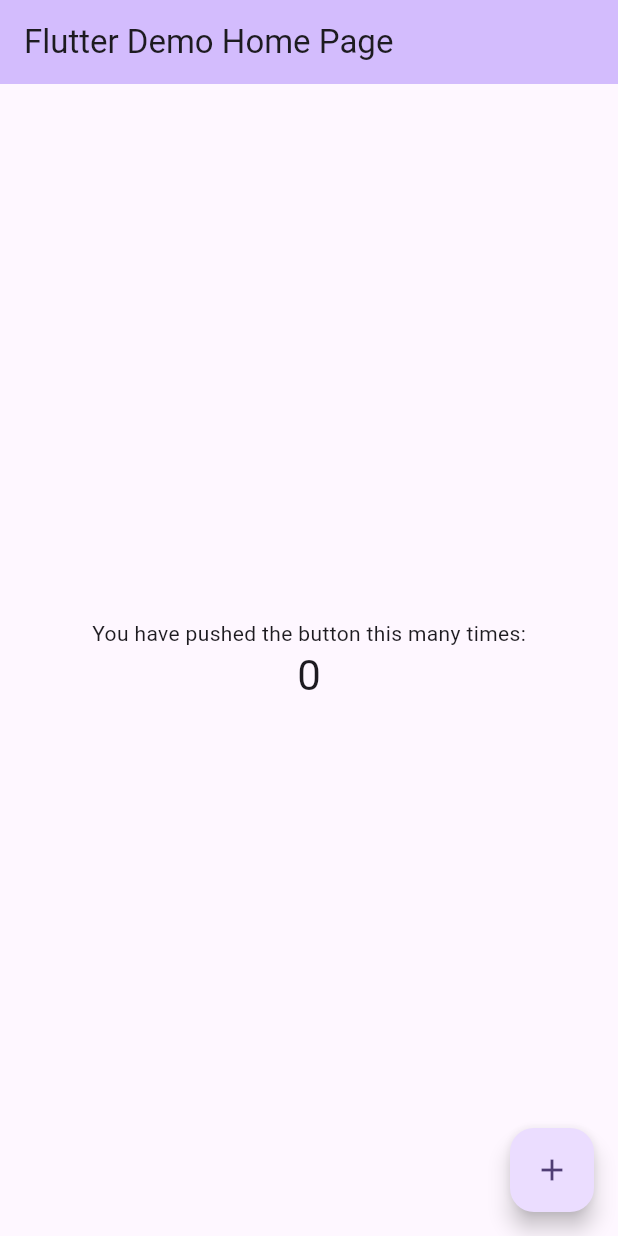
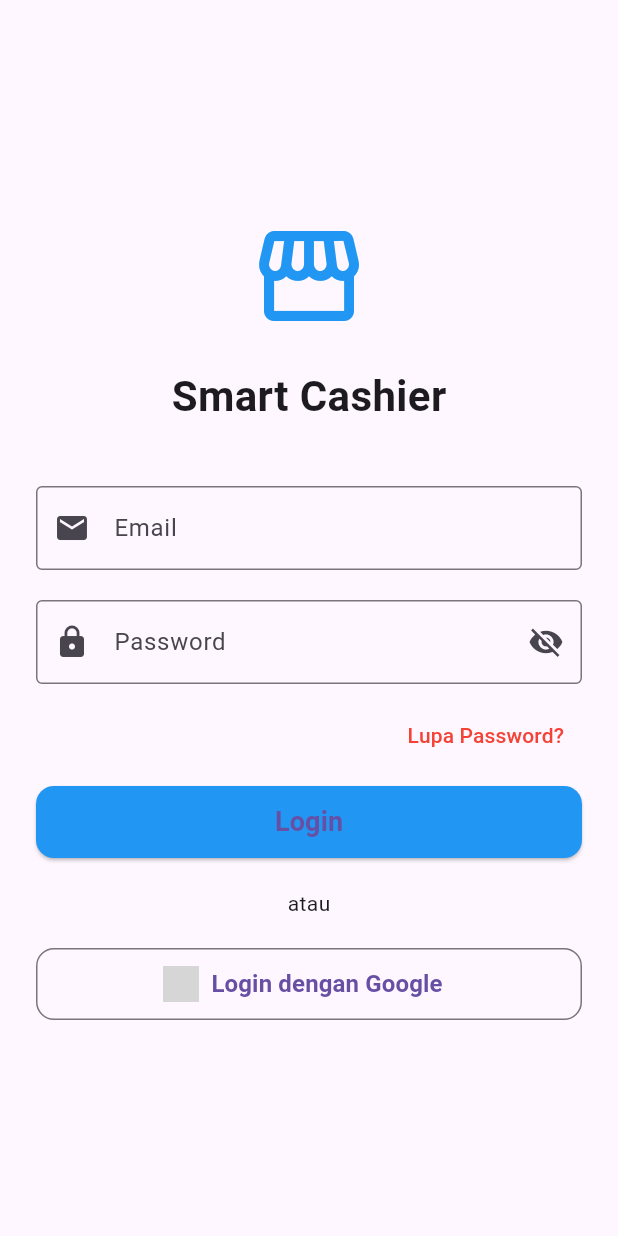
Before and after one commit to muzammilbinmarsuhen/Smart-Cashier, a Flutter app: the screen it shows after launch, on a phone screen of 412 x 824 dp. Run offline on Flutter 3.47's test engine with Material 3 defaults, Android fonts, the phone set to English and light mode, and no system bars; grey boxes are pictures that could not be loaded.

Commit message:
Pembuatan Screens Login

```diff
--- a/lib/main.dart
+++ b/lib/main.dart
@@ -1,122 +1,33 @@
 import 'package:flutter/material.dart';
+import 'screens/login_screen.dart';
+// import 'screens/register_screen.dart';
+// import 'screens/home_screen.dart';
 
 void main() {
-  runApp(const MyApp());
+  runApp(const SmartCashierApp());
 }
 
-class MyApp extends StatelessWidget {
-  const MyApp({super.key});
+class SmartCashierApp extends StatelessWidget {
+  const SmartCashierApp({super.key});
 
-  // This widget is the root of your application.
   @override
   Widget build(BuildContext context) {
     return MaterialApp(
-      title: 'Flutter Demo',
+      title: 'Smart Cashier',
+      debugShowCheckedModeBanner: false,
+
       theme: ThemeData(
-        // This is the theme of your application.
-        //
-        // TRY THIS: Try running your application with "flutter run". You'll see
-        // the application has a purple toolbar. Then, without quitting the app,
-        // try changing the seedColor in the colorScheme below to Colors.green
-        // and then invoke "hot reload" (save your changes or press the "hot
-        // reload" button in a Flutter-supported IDE, or press "r" if you used
-        // the command line to start the app).
-        //
-        // Notice that the counter didn't reset back to zero; the application
-        // state is not lost during the reload. To reset the state, use hot
-        // restart instead.
-        //
-        // This works for code too, not just values: Most code changes can be
-        // tested with just a hot reload.
-        colorScheme: ColorScheme.fromSeed(seedColor: Colors.deepPurple),
+        primarySwatch: Colors.blue,
+        useMaterial3: true,
       ),
-      home: const MyHomePage(title: 'Flutter Demo Home Page'),
+
+      // Routing aplikasi
+      initialRoute: '/',
+      routes: {
+        '/': (context) => const LoginScreen(),
+        // '/register': (context) => const RegisterScreen(),
+        // '/home': (context) => const HomeScreen(),
+      },
     );
   }
 }
-
-class MyHomePage extends StatefulWidget {
-  const MyHomePage({super.key, required this.title});
-
-  // This widget is the home page of your application. It is stateful, meaning
-  // that it has a State object (defined below) that contains fields that affect
-  // how it looks.
-
-  // This class is the configuration for the state. It holds the values (in this
-  // case the title) provided by the parent (in this case the App widget) and
-  // used by the build method of the State. Fields in a Widget subclass are
-  // always marked "final".
-
-  final String title;
-
-  @override
-  State<MyHomePage> createState() => _MyHomePageState();
-}
-
-class _MyHomePageState extends State<MyHomePage> {
-  int _counter = 0;
-
-  void _incrementCounter() {
-    setState(() {
-      // This call to setState tells the Flutter framework that something has
-      // changed in this State, which causes it to rerun the build method below
-      // so that the display can reflect the updated values. If we changed
-      // _counter without calling setState(), then the build method would not be
-      // called again, and so nothing would appear to happen.
-      _counter++;
-    });
-  }
-
-  @override
-  Widget build(BuildContext context) {
-    // This method is rerun every time setState is called, for instance as done
-    // by the _incrementCounter method above.
-    //
-    // The Flutter framework has been optimized to make rerunning build methods
-    // fast, so that you can just rebuild anything that needs updating rather
-    // than having to individually change instances of widgets.
-    return Scaffold(
-      appBar: AppBar(
-        // TRY THIS: Try changing the color here to a specific color (to
-        // Colors.amber, perhaps?) and trigger a hot reload to see the AppBar
-        // change color while the other colors stay the same.
-        backgroundColor: Theme.of(context).colorScheme.inversePrimary,
-        // Here we take the value from the MyHomePage object that was created by
-        // the App.build method, and use it to set our appbar title.
-        title: Text(widget.title),
-      ),
-      body: Center(
-        // Center is a layout widget. It takes a single child and positions it
-        // in the middle of the parent.
-        child: Column(
-          // Column is also a layout widget. It takes a list of children and
-          // arranges them vertically. By default, it sizes itself to fit its
-          // children horizontally, and tries to be as tall as its parent.
-          //
-          // Column has various properties to control how it sizes itself and
-          // how it positions its children. Here we use mainAxisAlignment to
-          // center the children vertically; the main axis here is the vertical
-          // axis because Columns are vertical (the cross axis would be
-          // horizontal).
-          //
-          // TRY THIS: Invoke "debug painting" (choose the "Toggle Debug Paint"
-          // action in the IDE, or press "p" in the console), to see the
-          // wireframe for each widget.
-          mainAxisAlignment: MainAxisAlignment.center,
-          children: <Widget>[
-            const Text('You have pushed the button this many times:'),
-            Text(
-              '$_counter',
-              style: Theme.of(context).textTheme.headlineMedium,
-            ),
-          ],
-        ),
-      ),
-      floatingActionButton: FloatingActionButton(
-        onPressed: _incrementCounter,
-        tooltip: 'Increment',
-        child: const Icon(Icons.add),
-      ), // This trailing comma makes auto-formatting nicer for build methods.
-    );
-  }
-}
--- /dev/null
+++ b/lib/screens/login_screen.dart
@@ -0,0 +1,170 @@
+import 'package:flutter/material.dart';
+
+class LoginScreen extends StatefulWidget {
+  const LoginScreen({super.key});
+
+  @override
+  State<LoginScreen> createState() => _LoginScreenState();
+}
+
+class _LoginScreenState extends State<LoginScreen> {
+  final email = TextEditingController();
+  final password = TextEditingController();
+  final formKey = GlobalKey<FormState>();
+
+  bool isLoading = false;
+  bool showPassword = false;
+
+  void login() async {
+    if (!formKey.currentState!.validate()) return;
+
+    setState(() => isLoading = true);
+
+    // TODO: Hubungkan ke API Laravel
+    await Future.delayed(const Duration(seconds: 2));
+
+    setState(() => isLoading = false);
+
+    if (mounted) {
+      Navigator.pushReplacementNamed(context, '/home');
+    }
+  }
+
+  void loginWithGoogle() async {
+    // TODO: Integrasi dengan Firebase atau Google Sign In
+    ScaffoldMessenger.of(context).showSnackBar(
+      const SnackBar(content: Text("Login dengan Google belum diaktifkan.")),
+    );
+  }
+
+  @override
+  Widget build(BuildContext context) {
+    return Scaffold(
+      body: Center(
+        child: SingleChildScrollView(
+          padding: const EdgeInsets.all(24),
+          child: Form(
+            key: formKey,
+            child: Column(
+              mainAxisAlignment: MainAxisAlignment.center,
+              children: [
+                /// LOGO
+                const Icon(Icons.storefront, size: 80, color: Colors.blue),
+
+                const SizedBox(height: 20),
+
+                const Text(
+                  "Smart Cashier",
+                  style: TextStyle(fontSize: 28, fontWeight: FontWeight.bold),
+                ),
+
+                const SizedBox(height: 40),
+
+                /// EMAIL FIELD
+                TextFormField(
+                  controller: email,
+                  decoration: const InputDecoration(
+                    labelText: "Email",
+                    prefixIcon: Icon(Icons.email),
+                    border: OutlineInputBorder(),
+                  ),
+                  validator: (value) =>
+                      value!.isEmpty ? "Email tidak boleh kosong" : null,
+                ),
+
+                const SizedBox(height: 20),
+
+                /// PASSWORD FIELD
+                TextFormField(
+                  controller: password,
+                  obscureText: !showPassword,
+                  decoration: InputDecoration(
+                    labelText: "Password",
+                    prefixIcon: const Icon(Icons.lock),
+                    suffixIcon: IconButton(
+                      icon: Icon(
+                          showPassword ? Icons.visibility : Icons.visibility_off),
+                      onPressed: () =>
+                          setState(() => showPassword = !showPassword),
+                    ),
+                    border: const OutlineInputBorder(),
+                  ),
+                  validator: (value) =>
+                      value!.isEmpty ? "Password tidak boleh kosong" : null,
+                ),
+
+                const SizedBox(height: 10),
+
+                /// FORGOT PASSWORD BUTTON
+                Align(
+                  alignment: Alignment.centerRight,
+                  child: TextButton(
+                    onPressed: () {
+                      Navigator.pushNamed(context, '/forgot-password');
+                    },
+                    child: const Text(
+                      "Lupa Password?",
+                      style: TextStyle(color: Colors.red),
+                    ),
+                  ),
+                ),
+
+                const SizedBox(height: 10),
+
+                /// LOGIN BUTTON
+                SizedBox(
+                  width: double.infinity,
+                  height: 48,
+                  child: ElevatedButton(
+                    onPressed: isLoading ? null : login,
+                    style: ElevatedButton.styleFrom(
+                      backgroundColor: Colors.blue,
+                      shape: RoundedRectangleBorder(
+                          borderRadius: BorderRadius.circular(12)),
+                    ),
+                    child: isLoading
+                        ? const CircularProgressIndicator(color: Colors.white)
+                        : const Text(
+                            "Login",
+                            style: TextStyle(
+                                fontSize: 18, fontWeight: FontWeight.bold),
+                          ),
+                  ),
+                ),
+
+                const SizedBox(height: 20),
+
+                const Text("atau", style: TextStyle(fontSize: 14)),
+
+                const SizedBox(height: 20),
+
+                /// GOOGLE LOGIN BUTTON
+                SizedBox(
+                  width: double.infinity,
+                  height: 48,
+                  child: OutlinedButton.icon(
+                    onPressed: loginWithGoogle,
+                    icon: Image.asset(
+                      'assets/google_logo.png',
+                      width: 24,
+                      height: 24,
+                    ),
+                    label: const Text(
+                      "Login dengan Google",
+                      style:
+                          TextStyle(fontSize: 16, fontWeight: FontWeight.bold),
+                    ),
+                    style: OutlinedButton.styleFrom(
+                      shape: RoundedRectangleBorder(
+                          borderRadius: BorderRadius.circular(12)),
+                    ),
+                  ),
+                ),
+              ],
+            ),
+          ),
+        ),
+      ),
+    );
+  }
+}
```
Also changed, not shown: 1 other file.
